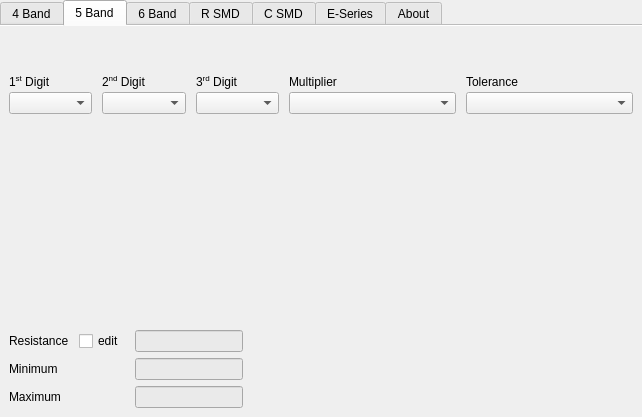
The window that ui/ui_resistance_calc.ui (AlfredoCubitos/ResistorEnDeCode) describes before a commit, drawn with Qt 5.
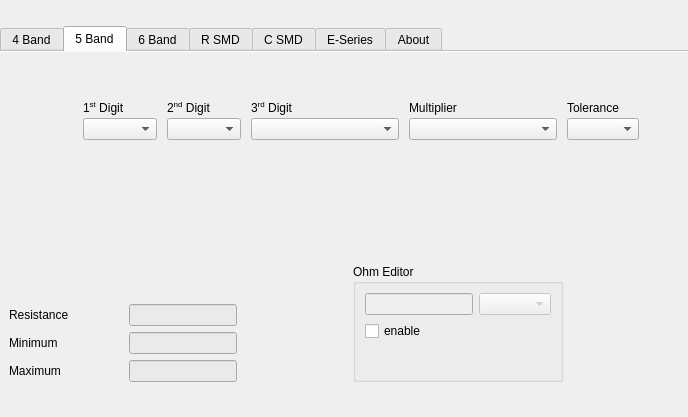
The same window after the commit. The open tabs and pages were chosen to show the change. Icons and pictures are not drawn.

```diff
--- a/ui/ui_resistance_calc.ui
+++ b/ui/ui_resistance_calc.ui
@@ -6,7 +6,7 @@
    <rect>
     <x>0</x>
     <y>0</y>
-    <width>642</width>
+    <width>688</width>
     <height>417</height>
    </rect>
   </property>
@@ -33,7 +33,7 @@
     <item>
      <widget class="QTabWidget" name="tabWidget">
       <property name="sizePolicy">
-       <sizepolicy hsizetype="Expanding" vsizetype="Expanding">
+       <sizepolicy hsizetype="Minimum" vsizetype="Fixed">
         <horstretch>0</horstretch>
         <verstretch>0</verstretch>
        </sizepolicy>
@@ -42,7 +42,7 @@
        <enum>QTabWidget::TabShape::Rounded</enum>
       </property>
       <property name="currentIndex">
-       <number>0</number>
+       <number>1</number>
       </property>
       <property name="documentMode">
        <bool>true</bool>
@@ -402,7 +402,7 @@
               <set>Qt::AlignmentFlag::AlignLeading|Qt::AlignmentFlag::AlignLeft|Qt::AlignmentFlag::AlignVCenter</set>
              </property>
              <item row="0" column="0">
-              <widget class="QLineEdit" name="lineEdit_ohm_4d">
+              <widget class="QLineEdit" name="lineEdit_ohm_4b">
                <property name="enabled">
                 <bool>false</bool>
                </property>
@@ -416,7 +416,7 @@
                 <string/>
                </property>
                <property name="maxLength">
-                <number>9</number>
+                <number>32767</number>
                </property>
                <property name="echoMode">
                 <enum>QLineEdit::EchoMode::Normal</enum>
@@ -424,10 +424,13 @@
                <property name="placeholderText">
                 <string>0</string>
                </property>
+               <property name="clearButtonEnabled">
+                <bool>true</bool>
+               </property>
               </widget>
              </item>
              <item row="0" column="1">
-              <widget class="QComboBox" name="comboBox_ohm_4d">
+              <widget class="QComboBox" name="comboBox_ohm_4b">
                <property name="enabled">
                 <bool>false</bool>
                </property>
@@ -443,6 +446,17 @@
                </property>
               </widget>
              </item>
+             <item row="2" column="0" colspan="2">
+              <widget class="QLabel" name="label_47">
+               <property name="styleSheet">
+                <string notr="true">font: 10pt &quot;Noto Sans&quot;;
+color: rgb(255, 67, 67);</string>
+               </property>
+               <property name="text">
+                <string/>
+               </property>
+              </widget>
+             </item>
             </layout>
            </widget>
           </item>
@@ -502,21 +516,44 @@
          </layout>
         </item>
         <item>
-         <layout class="QGridLayout" name="gridLayout_4" columnstretch="10,10,10,20,20">
+         <layout class="QGridLayout" name="gridLayout_4" columnstretch="10,10,10,20,20,0,0">
           <property name="horizontalSpacing">
            <number>10</number>
           </property>
           <property name="verticalSpacing">
            <number>3</number>
           </property>
-          <item row="0" column="4">
-           <widget class="QLabel" name="label_8">
+          <item row="0" column="2">
+           <widget class="QLabel" name="label_7">
             <property name="text">
-             <string>Tolerance</string>
+             <string>&lt;html&gt;&lt;head/&gt;&lt;body&gt;&lt;p&gt;2&lt;span style=&quot; vertical-align:super;&quot;&gt;nd&lt;/span&gt; Digit&lt;/p&gt;&lt;/body&gt;&lt;/html&gt;</string>
             </property>
+            <property name="textFormat">
+             <enum>Qt::TextFormat::RichText</enum>
+            </property>
            </widget>
           </item>
-          <item row="1" column="0">
+          <item row="1" column="2">
+           <widget class="QComboBox" name="comboBox_2d_5b">
+            <property name="sizePolicy">
+             <sizepolicy hsizetype="Expanding" vsizetype="Fixed">
+              <horstretch>0</horstretch>
+              <verstretch>0</verstretch>
+             </sizepolicy>
+            </property>
+           </widget>
+          </item>
+          <item row="1" column="3">
+           <widget class="QComboBox" name="comboBox_3d_5b">
+            <property name="sizePolicy">
+             <sizepolicy hsizetype="Expanding" vsizetype="Fixed">
+              <horstretch>0</horstretch>
+              <verstretch>0</verstretch>
+             </sizepolicy>
+            </property>
+           </widget>
+          </item>
+          <item row="1" column="1">
            <widget class="QComboBox" name="comboBox_1d_5b">
             <property name="sizePolicy">
              <sizepolicy hsizetype="Expanding" vsizetype="Fixed">
@@ -526,7 +563,17 @@
             </property>
            </widget>
           </item>
-          <item row="0" column="0">
+          <item row="1" column="5">
+           <widget class="QComboBox" name="comboBox_t_5b">
+            <property name="sizePolicy">
+             <sizepolicy hsizetype="Expanding" vsizetype="Fixed">
+              <horstretch>0</horstretch>
+              <verstretch>0</verstretch>
+             </sizepolicy>
+            </property>
+           </widget>
+          </item>
+          <item row="0" column="1">
            <widget class="QLabel" name="label_6">
             <property name="text">
              <string>&lt;html&gt;&lt;head/&gt;&lt;body&gt;&lt;p&gt;1&lt;span style=&quot; vertical-align:super;&quot;&gt;st&lt;/span&gt; Digit&lt;/p&gt;&lt;/body&gt;&lt;/html&gt;</string>
@@ -536,7 +583,7 @@
             </property>
            </widget>
           </item>
-          <item row="0" column="2">
+          <item row="0" column="3">
            <widget class="QLabel" name="label_25">
             <property name="text">
              <string>&lt;html&gt;&lt;head/&gt;&lt;body&gt;&lt;p&gt;3&lt;span style=&quot; vertical-align:super;&quot;&gt;rd&lt;/span&gt; Digit&lt;/p&gt;&lt;/body&gt;&lt;/html&gt;</string>
@@ -546,17 +593,27 @@
             </property>
            </widget>
           </item>
-          <item row="0" column="1">
-           <widget class="QLabel" name="label_7">
+          <item row="1" column="0">
+           <spacer name="horizontalSpacer_22">
+            <property name="orientation">
+             <enum>Qt::Orientation::Horizontal</enum>
+            </property>
+            <property name="sizeHint" stdset="0">
+             <size>
+              <width>40</width>
+              <height>20</height>
+             </size>
+            </property>
+           </spacer>
+          </item>
+          <item row="0" column="5">
+           <widget class="QLabel" name="label_8">
             <property name="text">
-             <string>&lt;html&gt;&lt;head/&gt;&lt;body&gt;&lt;p&gt;2&lt;span style=&quot; vertical-align:super;&quot;&gt;nd&lt;/span&gt; Digit&lt;/p&gt;&lt;/body&gt;&lt;/html&gt;</string>
-            </property>
-            <property name="textFormat">
-             <enum>Qt::TextFormat::RichText</enum>
+             <string>Tolerance</string>
             </property>
            </widget>
           </item>
-          <item row="0" column="3">
+          <item row="0" column="4">
            <widget class="QLabel" name="label_13">
             <property name="text">
              <string>Multiplier</string>
@@ -564,36 +621,6 @@
            </widget>
           </item>
           <item row="1" column="4">
-           <widget class="QComboBox" name="comboBox_t_5b">
-            <property name="sizePolicy">
-             <sizepolicy hsizetype="Expanding" vsizetype="Fixed">
-              <horstretch>0</horstretch>
-              <verstretch>0</verstretch>
-             </sizepolicy>
-            </property>
-           </widget>
-          </item>
-          <item row="1" column="1">
-           <widget class="QComboBox" name="comboBox_2d_5b">
-            <property name="sizePolicy">
-             <sizepolicy hsizetype="Expanding" vsizetype="Fixed">
-              <horstretch>0</horstretch>
-              <verstretch>0</verstretch>
-             </sizepolicy>
-            </property>
-           </widget>
-          </item>
-          <item row="1" column="2">
-           <widget class="QComboBox" name="comboBox_3d_5b">
-            <property name="sizePolicy">
-             <sizepolicy hsizetype="Expanding" vsizetype="Fixed">
-              <horstretch>0</horstretch>
-              <verstretch>0</verstretch>
-             </sizepolicy>
-            </property>
-           </widget>
-          </item>
-          <item row="1" column="3">
            <widget class="QComboBox" name="comboBox_m_5b">
             <property name="sizePolicy">
              <sizepolicy hsizetype="Expanding" vsizetype="Fixed">
@@ -603,6 +630,19 @@
             </property>
            </widget>
           </item>
+          <item row="1" column="6">
+           <spacer name="horizontalSpacer_23">
+            <property name="orientation">
+             <enum>Qt::Orientation::Horizontal</enum>
+            </property>
+            <property name="sizeHint" stdset="0">
+             <size>
+              <width>40</width>
+              <height>20</height>
+             </size>
+            </property>
+           </spacer>
+          </item>
          </layout>
         </item>
         <item>
@@ -631,6 +671,13 @@
             <property name="verticalSpacing">
              <number>6</number>
             </property>
+            <item row="2" column="0">
+             <widget class="QLabel" name="label_10">
+              <property name="text">
+               <string>Minimum</string>
+              </property>
+             </widget>
+            </item>
             <item row="1" column="0">
              <widget class="QLabel" name="label_9">
               <property name="text">
@@ -638,32 +685,6 @@
               </property>
              </widget>
             </item>
-            <item row="0" column="0">
-             <spacer name="verticalSpacer_8">
-              <property name="orientation">
-               <enum>Qt::Orientation::Vertical</enum>
-              </property>
-              <property name="sizeHint" stdset="0">
-               <size>
-                <width>20</width>
-                <height>1</height>
-               </size>
-              </property>
-             </spacer>
-            </item>
-            <item row="3" column="2">
-             <widget class="QLineEdit" name="lineEdit_resistance_max_5b">
-              <property name="styleSheet">
-               <string notr="true">background-color: rgb(234, 234, 234);</string>
-              </property>
-              <property name="alignment">
-               <set>Qt::AlignmentFlag::AlignCenter</set>
-              </property>
-              <property name="readOnly">
-               <bool>true</bool>
-              </property>
-             </widget>
-            </item>
             <item row="2" column="2">
              <widget class="QLineEdit" name="lineEdit_resistance_min_5b">
               <property name="styleSheet">
@@ -690,24 +711,16 @@
               </property>
              </widget>
             </item>
-            <item row="3" column="0">
-             <widget class="QLabel" name="label_14">
-              <property name="text">
-               <string>Maximum</string>
+            <item row="3" column="2">
+             <widget class="QLineEdit" name="lineEdit_resistance_max_5b">
+              <property name="styleSheet">
+               <string notr="true">background-color: rgb(234, 234, 234);</string>
               </property>
-             </widget>
-            </item>
-            <item row="2" column="0">
-             <widget class="QLabel" name="label_10">
-              <property name="text">
-               <string>Minimum</string>
+              <property name="alignment">
+               <set>Qt::AlignmentFlag::AlignCenter</set>
               </property>
-             </widget>
-            </item>
-            <item row="1" column="1">
-             <widget class="QCheckBox" name="checkBox_5b">
-              <property name="text">
-               <string>edit</string>
+              <property name="readOnly">
+               <bool>true</bool>
               </property>
              </widget>
             </item>
@@ -730,8 +743,120 @@
               </property>
              </widget>
             </item>
+            <item row="3" column="0">
+             <widget class="QLabel" name="label_14">
+              <property name="text">
+               <string>Maximum</string>
+              </property>
+             </widget>
+            </item>
+            <item row="0" column="0">
+             <spacer name="verticalSpacer_8">
+              <property name="orientation">
+               <enum>Qt::Orientation::Vertical</enum>
+              </property>
+              <property name="sizeHint" stdset="0">
+               <size>
+                <width>20</width>
+                <height>1</height>
+               </size>
+              </property>
+             </spacer>
+            </item>
+            <item row="1" column="1">
+             <widget class="QLabel" name="label_t_5b">
+              <property name="sizePolicy">
+               <sizepolicy hsizetype="Expanding" vsizetype="Minimum">
+                <horstretch>0</horstretch>
+                <verstretch>0</verstretch>
+               </sizepolicy>
+              </property>
+              <property name="minimumSize">
+               <size>
+                <width>40</width>
+                <height>0</height>
+               </size>
+              </property>
+              <property name="text">
+               <string/>
+              </property>
+             </widget>
+            </item>
+            <item row="2" column="1">
+             <widget class="QLabel" name="label_min_5b">
+              <property name="text">
+               <string/>
+              </property>
+             </widget>
+            </item>
+            <item row="3" column="1">
+             <widget class="QLabel" name="label_max_5b">
+              <property name="text">
+               <string/>
+              </property>
+             </widget>
+            </item>
            </layout>
           </item>
+          <item>
+           <widget class="QGroupBox" name="groupBox_2">
+            <property name="title">
+             <string>Ohm Editor</string>
+            </property>
+            <layout class="QFormLayout" name="formLayout">
+             <property name="labelAlignment">
+              <set>Qt::AlignmentFlag::AlignLeading|Qt::AlignmentFlag::AlignLeft|Qt::AlignmentFlag::AlignVCenter</set>
+             </property>
+             <item row="0" column="0">
+              <widget class="QLineEdit" name="lineEdit_ohm_5b">
+               <property name="enabled">
+                <bool>false</bool>
+               </property>
+               <property name="sizePolicy">
+                <sizepolicy hsizetype="Minimum" vsizetype="Minimum">
+                 <horstretch>0</horstretch>
+                 <verstretch>0</verstretch>
+                </sizepolicy>
+               </property>
+               <property name="maxLength">
+                <number>9</number>
+               </property>
+               <property name="clearButtonEnabled">
+                <bool>true</bool>
+               </property>
+              </widget>
+             </item>
+             <item row="0" column="1">
+              <widget class="QComboBox" name="comboBox_ohm_5b">
+               <property name="enabled">
+                <bool>false</bool>
+               </property>
+              </widget>
+             </item>
+             <item row="1" column="0">
+              <widget class="QCheckBox" name="checkBox_5b">
+               <property name="layoutDirection">
+                <enum>Qt::LayoutDirection::LeftToRight</enum>
+               </property>
+               <property name="text">
+                <string>enable</string>
+               </property>
+              </widget>
+             </item>
+             <item row="2" column="0" colspan="2">
+              <widget class="QLabel" name="label_ohm_error_5b">
+               <property name="styleSheet">
+                <string notr="true">font: 10pt &quot;Noto Sans&quot;;
+color: rgb(255, 67, 67);</string>
+               </property>
+               <property name="text">
+                <string/>
+               </property>
+              </widget>
+             </item>
+            </layout>
+           </widget>
+          </item>
           <item>
            <spacer name="horizontalSpacer_14">
             <property name="orientation">
@@ -742,7 +867,7 @@
             </property>
             <property name="sizeHint" stdset="0">
              <size>
-              <width>53</width>
+              <width>40</width>
               <height>20</height>
              </size>
             </property>
```
Left out of the diff: 36 changed lines with no effect on the pictures.
